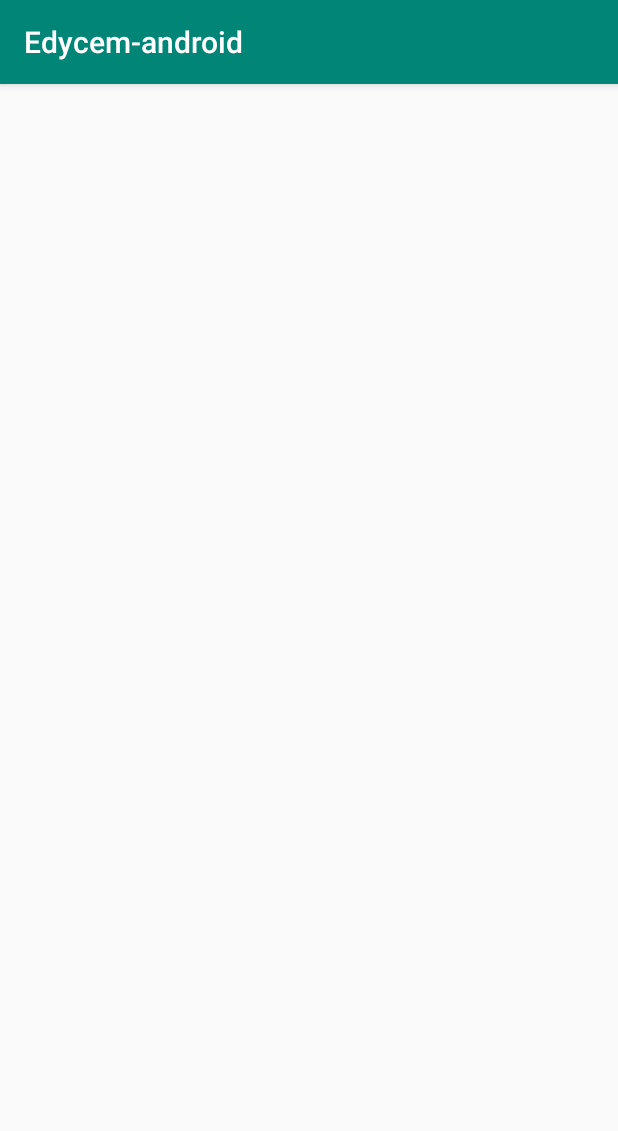
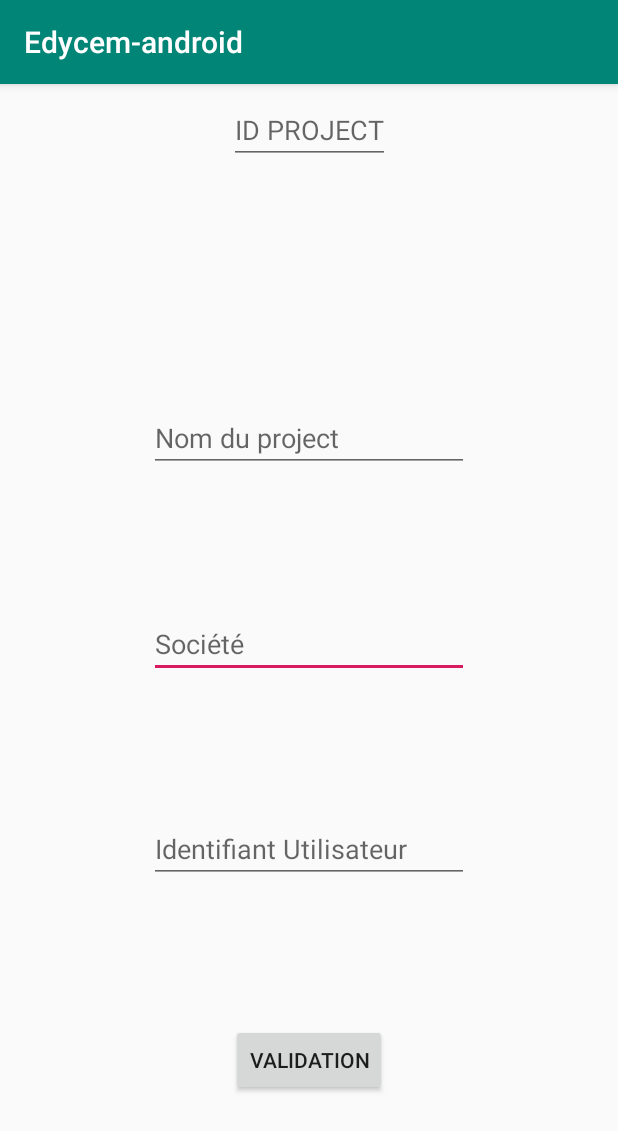
Before and after one commit to g7team/Edycem_IMIE, an Android app: the AddProjectActivity screen opened directly, with no data from a screen before it, on a phone screen of 412 x 824 dp. Shown: the top 1131 px of the screen. Run offline under Robolectric (Android 15) with nearby library versions, the phone set to English and light mode, and no system bars.

Commit message:
modif layout

```diff
--- a/Edycem-android/app/src/main/res/layout/activity_add_project.xml
+++ b/Edycem-android/app/src/main/res/layout/activity_add_project.xml
@@ -6,4 +6,71 @@
     android:layout_height="match_parent"
     tools:context=".Activity.AddProjectActivity">
 
+    <EditText
+        android:id="@+id/editText"
+        android:layout_width="wrap_content"
+        android:layout_height="wrap_content"
+        android:layout_marginTop="92dp"
+        android:ems="10"
+        android:hint="Société"
+        android:inputType="textPersonName"
+        app:layout_constraintLeft_toLeftOf="parent"
+        app:layout_constraintRight_toRightOf="parent"
+        app:layout_constraintTop_toBottomOf="@+id/editText2"
+        tools:layout_editor_absoluteX="84dp" />
+
+    <EditText
+        android:id="@+id/editText2"
+        android:layout_width="wrap_content"
+        android:layout_height="wrap_content"
+        android:layout_marginTop="160dp"
+        android:ems="10"
+        android:hint="Nom du project"
+        android:inputType="textPersonName"
+        app:layout_constraintLeft_toLeftOf="parent"
+        app:layout_constraintRight_toRightOf="parent"
+        app:layout_constraintTop_toBottomOf="@+id/autoCompleteTextView2"
+        tools:layout_editor_absoluteX="84dp" />
+
+    <EditText
+        android:id="@+id/editText3"
+        android:layout_width="wrap_content"
+        android:layout_height="wrap_content"
+        android:layout_marginTop="8dp"
+        android:layout_marginBottom="8dp"
+        android:ems="10"
+        android:hint="Identifiant Utilisateur"
+        android:inputType="number"
+        app:layout_constraintBottom_toBottomOf="parent"
+        app:layout_constraintLeft_toLeftOf="parent"
+        app:layout_constraintRight_toRightOf="parent"
+        app:layout_constraintTop_toBottomOf="@+id/editText"
+        app:layout_constraintVertical_bias="0.269"
+        tools:layout_editor_absoluteX="84dp" />
+
+    <AutoCompleteTextView
+        android:id="@+id/autoCompleteTextView2"
+        android:layout_width="wrap_content"
+        android:layout_height="wrap_content"
+        android:layout_marginTop="8dp"
+        android:layout_marginBottom="160dp"
+        android:hint="ID PROJECT"
+        app:layout_constraintBottom_toTopOf="@+id/editText2"
+        app:layout_constraintLeft_toLeftOf="parent"
+        app:layout_constraintRight_toRightOf="parent"
+        app:layout_constraintTop_toTopOf="parent" />
+
+    <Button
+        android:id="@+id/Validation"
+        android:layout_width="wrap_content"
+        android:layout_height="wrap_content"
+        android:layout_marginTop="8dp"
+        android:layout_marginBottom="8dp"
+        android:text="Validation"
+        app:layout_constraintBottom_toBottomOf="parent"
+        app:layout_constraintLeft_toLeftOf="parent"
+        app:layout_constraintRight_toRightOf="parent"
+        app:layout_constraintTop_toBottomOf="@+id/editText3"
+        tools:layout_editor_absoluteX="161dp" />
+
 </android.support.constraint.ConstraintLayout>
```
Also changed, not shown: Edycem-android/app/src/main/java/com/imie/g7/edycem_android/Activity/HoursallocationActivity.java (added, +15 -0 lines), Edycem-android/app/src/main/res/layout/activity_hours_allocation.xml (added, +70 -0 lines).
